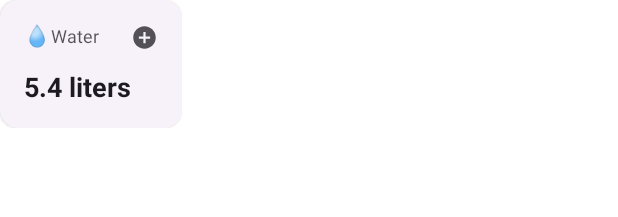
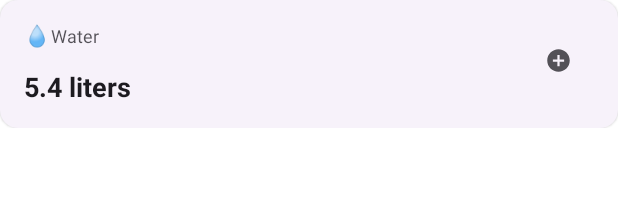
Before and after one commit to jordan-jakisa/fitbuddy, an Android app built with Jetpack Compose: the @Preview function HabitCardPreview, on a phone screen of 412 x 824 dp. Shown: the top 217 px of the screen. Run offline under Robolectric (Android 15) with nearby library versions, the phone set to English and light mode, and no system bars.

```diff
--- a/app/src/main/java/com/kerustudios/fitbuddy/di/DI.kt
+++ b/app/src/main/java/com/kerustudios/fitbuddy/di/DI.kt
@@ -1,11 +1,10 @@
 package com.kerustudios.fitbuddy.di
 
 import com.kerustudios.fitbuddy.data.repositories.DataStoreRepository
-import com.kerustudios.fitbuddy.domain.DataStoreRepositoryImpl
+import com.kerustudios.fitbuddy.domain.repositories.DataStoreRepositoryImpl
 import dagger.Binds
 import dagger.Module
 import dagger.hilt.InstallIn
-import dagger.hilt.android.components.ActivityComponent
 import dagger.hilt.components.SingletonComponent
 import javax.inject.Singleton
 
--- a/app/src/main/java/com/kerustudios/fitbuddy/di/DataStoreModule.kt
+++ b/app/src/main/java/com/kerustudios/fitbuddy/di/DataStoreModule.kt
@@ -4,13 +4,9 @@ import android.content.Context
 import androidx.datastore.core.DataStore
 import androidx.datastore.preferences.core.Preferences
 import androidx.datastore.preferences.preferencesDataStore
-import com.kerustudios.fitbuddy.data.repositories.DataStoreRepository
-import com.kerustudios.fitbuddy.domain.DataStoreRepositoryImpl
-import dagger.Binds
 import dagger.Module
 import dagger.Provides
 import dagger.hilt.InstallIn
-import dagger.hilt.android.components.ActivityComponent
 import dagger.hilt.android.qualifiers.ApplicationContext
 import dagger.hilt.components.SingletonComponent
 import javax.inject.Singleton
--- a/app/src/main/java/com/kerustudios/fitbuddy/domain/DataStoreRepositoryImpl.kt
+++ b/app/src/main/java/com/kerustudios/fitbuddy/domain/repositories/DataStoreRepositoryImpl.kt
@@ -1,4 +1,4 @@
-package com.kerustudios.fitbuddy.domain
+package com.kerustudios.fitbuddy.domain.repositories
 
 import androidx.datastore.core.DataStore
 import androidx.datastore.preferences.core.Preferences
--- a/app/src/main/java/com/kerustudios/fitbuddy/ui/components/HabitCard.kt
+++ b/app/src/main/java/com/kerustudios/fitbuddy/ui/components/HabitCard.kt
@@ -3,12 +3,15 @@ package com.kerustudios.fitbuddy.ui.components
 import androidx.compose.foundation.layout.Arrangement
 import androidx.compose.foundation.layout.Column
 import androidx.compose.foundation.layout.Row
+import androidx.compose.foundation.layout.Spacer
+import androidx.compose.foundation.layout.fillMaxWidth
 import androidx.compose.foundation.layout.padding
 import androidx.compose.foundation.layout.size
 import androidx.compose.material.icons.Icons
 import androidx.compose.material.icons.filled.AddCircle
 import androidx.compose.material3.ElevatedCard
 import androidx.compose.material3.Icon
+import androidx.compose.material3.IconButton
 import androidx.compose.material3.Text
 import androidx.compose.runtime.Composable
 import androidx.compose.ui.Alignment
@@ -20,24 +23,34 @@ import androidx.compose.ui.unit.dp
 import androidx.compose.ui.unit.sp
 
 @Composable
-fun HabitCard(modifier: Modifier = Modifier) {
+fun HabitCard(
+    modifier: Modifier = Modifier,
+    title: String = "Water",
+    emoji: String = "💧",
+    value: String = "5.4 liters",
+    onClick: () -> Unit = {}
+) {
     ElevatedCard(onClick = { /*TODO*/ }, modifier = modifier) {
         Row(
-            modifier = Modifier.padding(16.dp),
+            modifier = Modifier
+                .padding(16.dp)
+                .fillMaxWidth(),
             horizontalArrangement = Arrangement.SpaceBetween,
             verticalAlignment = Alignment.Top
         ) {
             Column(modifier = Modifier, verticalArrangement = Arrangement.spacedBy(16.dp)) {
                 Row(verticalAlignment = Alignment.CenterVertically) {
-                    Text(text = "💧")
+                    Text(text = emoji)
                     Text(
-                        text = "Water",
+                        text = title,
                         modifier = Modifier.alpha(.75f),
                         fontSize = 12.sp
                     )
                 }
-                Text(text = "5.4 liters", fontSize = 18.sp, fontWeight = FontWeight.Bold)
+                Text(text = value, fontSize = 18.sp, fontWeight = FontWeight.Bold)
             }
+            Spacer(modifier = Modifier.weight(1f))
+            IconButton(onClick = { onClick() }) {
                 Icon(
                     imageVector = Icons.Default.AddCircle,
                     contentDescription = "",
@@ -45,6 +58,8 @@ fun HabitCard(modifier: Modifier = Modifier) {
                         .alpha(.75f)
                         .size(18.dp)
                 )
+            }
+
         }
     }
 }
```
Also changed, not shown: app/src/main/java/com/kerustudios/fitbuddy/data/database/RoomDatabase.kt (added, +14 -0 lines), app/src/main/java/com/kerustudios/fitbuddy/data/entities/SleepModel.kt (added, +12 -0 lines), app/src/main/java/com/kerustudios/fitbuddy/data/entities/WaterModel.kt (added, +16 -0 lines), app/src/main/java/com/kerustudios/fitbuddy/di/DatabaseModule.kt (added, +26 -0 lines), app/src/main/java/com/kerustudios/fitbuddy/domain/daos/SleepModelDao.kt (added, +16 -0 lines), app/src/main/java/com/kerustudios/fitbuddy/domain/daos/WaterModelDao.kt (added, +17 -0 lines), app/src/main/java/com/kerustudios/fitbuddy/domain/managers/DatabaseManager.kt (added, +41 -0 lines), app/src/main/java/com/kerustudios/fitbuddy/ui/dialogs/HabitDialog.kt (+8 -4 lines), app/src/main/java/com/kerustudios/fitbuddy/ui/pages/HomePage.kt (+20 -2 lines), app/src/main/java/com/kerustudios/fitbuddy/ui/viewmodels/HomeViewModel.kt (+12 -1 lines). Lines whose indentation alone changed are shown as unchanged.
